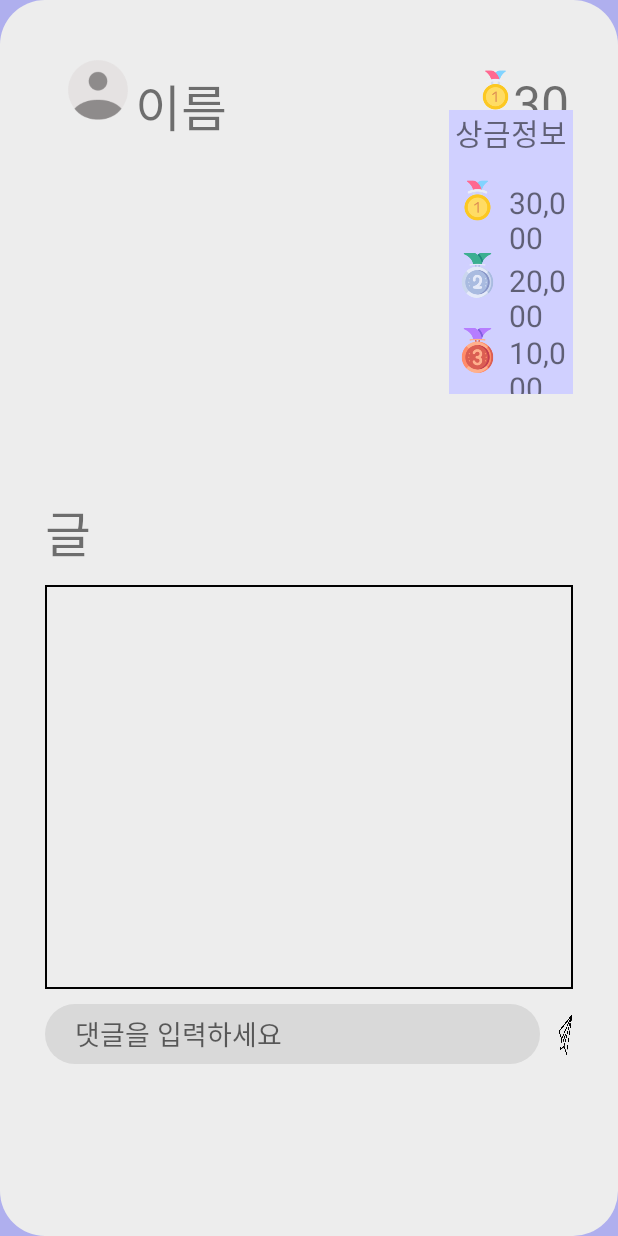
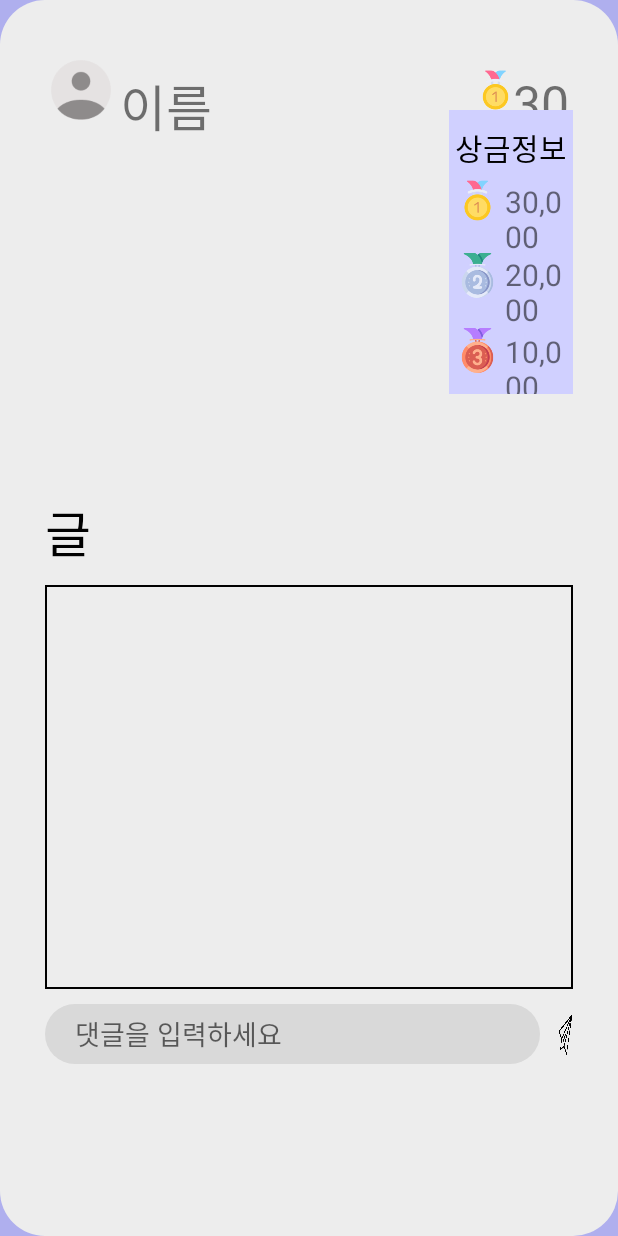
Before and after one commit to wootaegyeoung/android_team_git, an Android app: the layout activity_clickbillboard.xml on its own in the app's theme, with its tools: preview values and no code run, on a phone screen of 412 x 824 dp. Run offline under Robolectric (Android 15) with nearby library versions, the phone set to English and light mode, and no system bars.

Commit message:
기타 수정

```diff
--- a/app/build.gradle
+++ b/app/build.gradle
@@ -50,5 +50,4 @@ dependencies {
     annotationProcessor 'com.github.bumptech.glide:compiler:4.12.0'
     implementation 'org.parceler:parceler-api:1.1.12'
     annotationProcessor 'org.parceler:parceler:1.1.12'
-
 }
--- a/app/src/main/res/layout/activity_clickbillboard.xml
+++ b/app/src/main/res/layout/activity_clickbillboard.xml
@@ -19,7 +19,7 @@
         <ImageView
             android:layout_width="40dp"
             android:layout_height="40dp"
-            android:layout_marginLeft="15dp"
+            android:layout_marginLeft="4dp"
             android:layout_marginTop="30dp"
             android:background="@drawable/profile" />
 
@@ -27,7 +27,7 @@
             android:id="@+id/cb_writer_name"
             android:layout_width="wrap_content"
             android:layout_height="wrap_content"
-            android:layout_marginLeft="60dp"
+            android:layout_marginLeft="50dp"
             android:layout_marginTop="36dp"
             android:text="이름"
             android:textSize="50px" />
@@ -53,7 +53,7 @@
             android:textSize="50px" />
 
         <ImageView
-            android:id = "@+id/cb_img"
+            android:id="@+id/cb_img"
             android:layout_width="match_parent"
             android:layout_height="240dp"
             android:layout_alignParentLeft="true"
@@ -62,13 +62,14 @@
             android:layout_marginTop="73dp" />
 
         <TextView
-            android:id = "@+id/cb_content"
+            android:id="@+id/cb_content"
             android:layout_width="394dp"
             android:layout_height="55dp"
             android:layout_alignParentLeft="true"
             android:layout_alignParentTop="true"
             android:layout_marginTop="320dp"
             android:text="글"
+            android:textColor="#000000"
             android:textSize="50px" />
 
         <RelativeLayout
@@ -85,7 +86,9 @@
                 android:layout_width="wrap_content"
                 android:layout_height="wrap_content"
                 android:layout_centerHorizontal="true"
+                android:layout_marginTop="10dp"
                 android:text="상금정보"
+                android:textColor="#000000"
                 android:textSize="20dp" />
 
             <TextView
@@ -94,8 +97,8 @@
                 android:layout_height="wrap_content"
                 android:layout_alignParentLeft="true"
                 android:layout_alignParentTop="true"
-                android:layout_marginLeft="40dp"
-                android:layout_marginTop="48dp"
+                android:layout_marginLeft="37dp"
+                android:layout_marginTop="47dp"
                 android:text="30,000"
                 android:textSize="20dp" />
 
@@ -105,9 +108,8 @@
                 android:layout_height="wrap_content"
                 android:layout_alignParentLeft="true"
                 android:layout_alignParentTop="true"
-
-                android:layout_marginLeft="40dp"
-                android:layout_marginTop="100dp"
+                android:layout_marginLeft="37dp"
+                android:layout_marginTop="96dp"
                 android:text="20,000"
                 android:textSize="20dp" />
 
@@ -117,9 +119,8 @@
                 android:layout_height="wrap_content"
                 android:layout_alignParentLeft="true"
                 android:layout_alignParentTop="true"
-
-                android:layout_marginLeft="40dp"
-                android:layout_marginTop="148dp"
+                android:layout_marginLeft="37dp"
+                android:layout_marginTop="147dp"
                 android:text="10,000"
                 android:textSize="20dp" />
 
```
Also changed, not shown: app/src/main/res/layout/layout_content_reward.xml (+17 -21 lines).
